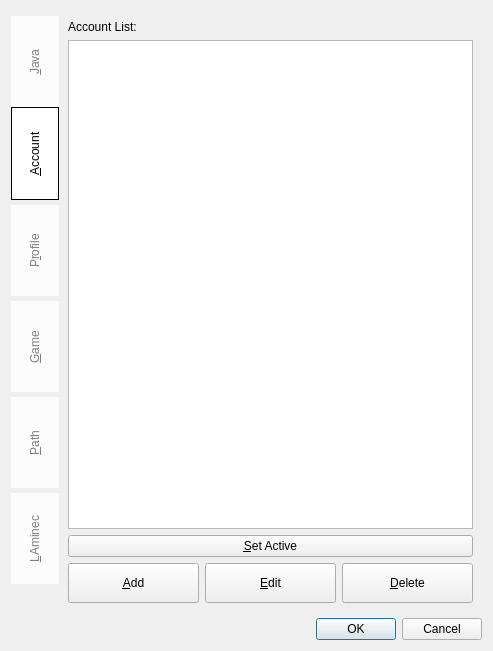
Before: the Qt Designer form Kaminec/UI/preferences.ui in kaniol-lck/Kaminec, drawn with Qt 5.
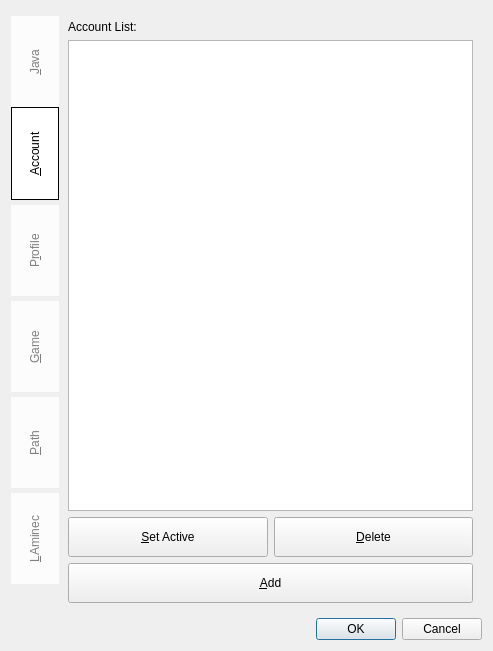
After: the same form once the commit is applied. The open tabs and pages were chosen to show the change.

Commit message: Refine profile/account opration in tableview and rename.

Diff of the .ui file:
```diff
--- a/Kaminec/UI/preferences.ui
+++ b/Kaminec/UI/preferences.ui
@@ -242,64 +242,15 @@
       <attribute name="title">
        <string>&amp;Account</string>
       </attribute>
-      <layout class="QGridLayout" name="gridLayout_4">
-       <item row="3" column="0">
-        <layout class="QHBoxLayout" name="horizontalLayout_7">
-         <item>
-          <widget class="QPushButton" name="addAccount_pb">
-           <property name="sizePolicy">
-            <sizepolicy hsizetype="Preferred" vsizetype="Fixed">
-             <horstretch>0</horstretch>
-             <verstretch>0</verstretch>
-            </sizepolicy>
-           </property>
-           <property name="minimumSize">
-            <size>
-             <width>0</width>
-             <height>40</height>
-            </size>
-           </property>
-           <property name="text">
-            <string>&amp;Add</string>
-           </property>
-          </widget>
-         </item>
-         <item>
-          <widget class="QPushButton" name="editAccount_pb">
-           <property name="minimumSize">
-            <size>
-             <width>0</width>
-             <height>40</height>
-            </size>
-           </property>
-           <property name="text">
-            <string>&amp;Edit</string>
-           </property>
-          </widget>
-         </item>
-         <item>
-          <widget class="QPushButton" name="deleteAccount_pb">
-           <property name="minimumSize">
-            <size>
-             <width>0</width>
-             <height>40</height>
-            </size>
-           </property>
-           <property name="text">
-            <string>&amp;Delete</string>
-           </property>
-          </widget>
-         </item>
-        </layout>
-       </item>
-       <item row="0" column="0">
+      <layout class="QVBoxLayout" name="verticalLayout_4">
+       <item>
         <widget class="QLabel" name="account_label">
          <property name="text">
           <string>Account List:</string>
          </property>
         </widget>
        </item>
-       <item row="1" column="0">
+       <item>
         <widget class="QTableView" name="accounts_tableView">
          <property name="styleSheet">
           <string notr="true">QTableView::item:selected{
@@ -329,10 +280,52 @@
          </attribute>
         </widget>
        </item>
-       <item row="2" column="0">
-        <widget class="QPushButton" name="setAccountActive_pb">
+       <item>
+        <layout class="QHBoxLayout" name="horizontalLayout_7">
+         <item>
+          <widget class="QPushButton" name="setAccountActive_pb">
+           <property name="minimumSize">
+            <size>
+             <width>0</width>
+             <height>40</height>
+            </size>
+           </property>
+           <property name="text">
+            <string>&amp;Set Active</string>
+           </property>
+          </widget>
+         </item>
+         <item>
+          <widget class="QPushButton" name="deleteAccount_pb">
+           <property name="minimumSize">
+            <size>
+             <width>0</width>
+             <height>40</height>
+            </size>
+           </property>
+           <property name="text">
+            <string>&amp;Delete</string>
+           </property>
+          </widget>
+         </item>
+        </layout>
+       </item>
+       <item>
+        <widget class="QPushButton" name="addAccount_pb">
+         <property name="sizePolicy">
+          <sizepolicy hsizetype="Preferred" vsizetype="Fixed">
+           <horstretch>0</horstretch>
+           <verstretch>0</verstretch>
+          </sizepolicy>
+         </property>
+         <property name="minimumSize">
+          <size>
+           <width>0</width>
+           <height>40</height>
+          </size>
+         </property>
          <property name="text">
-          <string>&amp;Set Active</string>
+          <string>&amp;Add</string>
          </property>
         </widget>
        </item>
```
Left out of the diff: 51 changed lines with no effect on the pictures. The commit also changes 8 other files.
